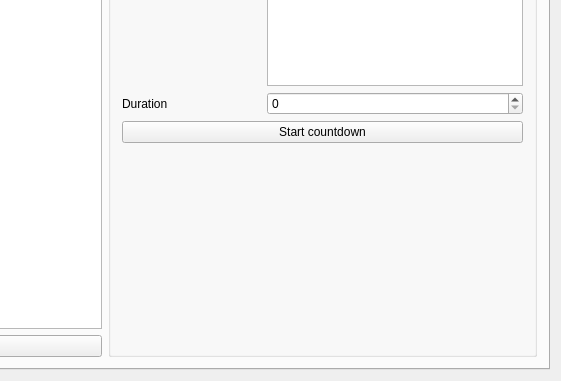
This is GhostServer/mainwindow.ui in p2sr/GhostServer as Qt 5 draws it before an edit; both pictures show x 417 to 978 and y 219 to 600 of the 978 by 600 pixel window. The edited form follows.
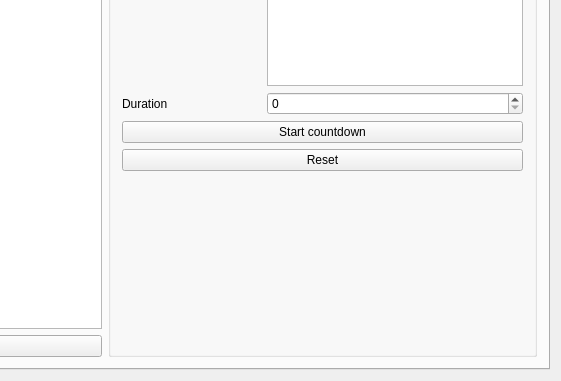
This is the edited form.

```diff
--- a/GhostServer/mainwindow.ui
+++ b/GhostServer/mainwindow.ui
@@ -133,6 +133,16 @@
               </property>
              </widget>
             </item>
+            <item row="4" column="0" colspan="2">
+             <widget class="QPushButton" name="resetButton">
+              <property name="enabled">
+               <bool>true</bool>
+              </property>
+              <property name="text">
+               <string>Reset</string>
+              </property>
+             </widget>
+            </item>
            </layout>
           </widget>
          </item>
```
